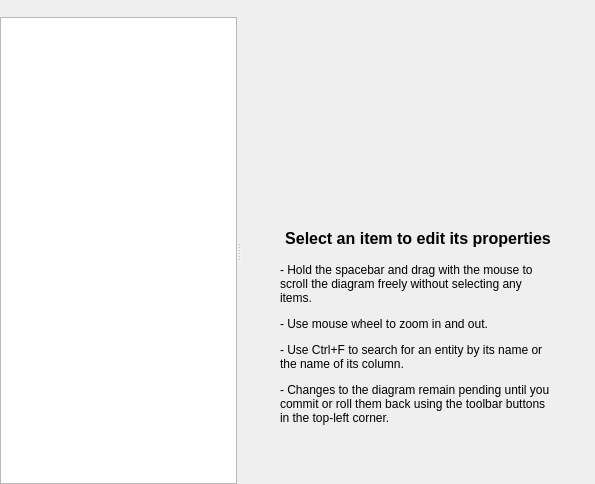
pawelsalawa/sqlitestudio, file Plugins/ErdEditor/erdwindow.ui: the form before one commit.
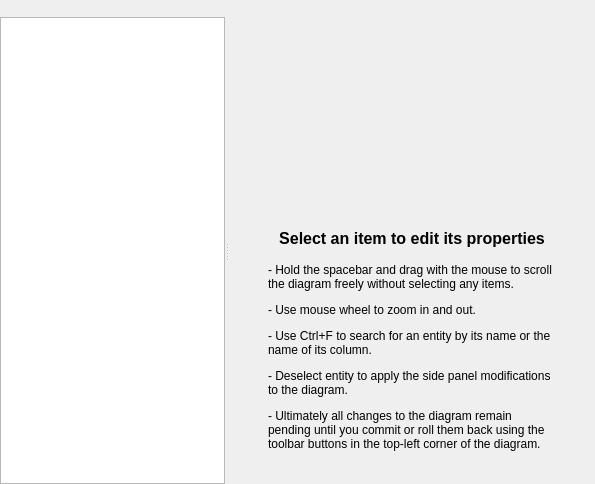
The form after the commit. Custom widgets are drawn as their Qt base class.

Commit message: #2865 Table-level foreign key is now supported by side panel and compound FKs are now selected together (multiple arrows).

The edit to the form file:
```diff
--- a/Plugins/ErdEditor/erdwindow.ui
+++ b/Plugins/ErdEditor/erdwindow.ui
@@ -107,7 +107,7 @@
                    </size>
                   </property>
                   <property name="text">
-                   <string>&lt;html&gt;&lt;head/&gt;&lt;body&gt;&lt;p&gt;- Hold the spacebar and drag with the mouse to scroll the diagram freely without selecting any items.&lt;/p&gt;&lt;p&gt;- Use mouse wheel to zoom in and out.&lt;/p&gt;&lt;p&gt;- Use Ctrl+F to search for an entity by its name or the name of its column.&lt;/p&gt;&lt;p&gt;- Changes to the diagram remain pending until you commit or roll them back using the toolbar buttons in the top-left corner.&lt;/p&gt;&lt;/body&gt;&lt;/html&gt;</string>
+                   <string>&lt;html&gt;&lt;head/&gt;&lt;body&gt;&lt;p&gt;- Hold the spacebar and drag with the mouse to scroll the diagram freely without selecting any items.&lt;/p&gt;&lt;p&gt;- Use mouse wheel to zoom in and out.&lt;/p&gt;&lt;p&gt;- Use Ctrl+F to search for an entity by its name or the name of its column.&lt;/p&gt;&lt;p&gt;- Deselect entity to apply the side panel modifications to the diagram.&lt;/p&gt;&lt;p&gt;- Ultimately all changes to the diagram remain pending until you commit or roll them back using the toolbar buttons in the top-left corner of the diagram.&lt;/p&gt;&lt;/body&gt;&lt;/html&gt;</string>
                   </property>
                   <property name="alignment">
                    <set>Qt::AlignmentFlag::AlignLeading|Qt::AlignmentFlag::AlignLeft|Qt::AlignmentFlag::AlignTop</set>
```
The commit also changes 10 other files.
